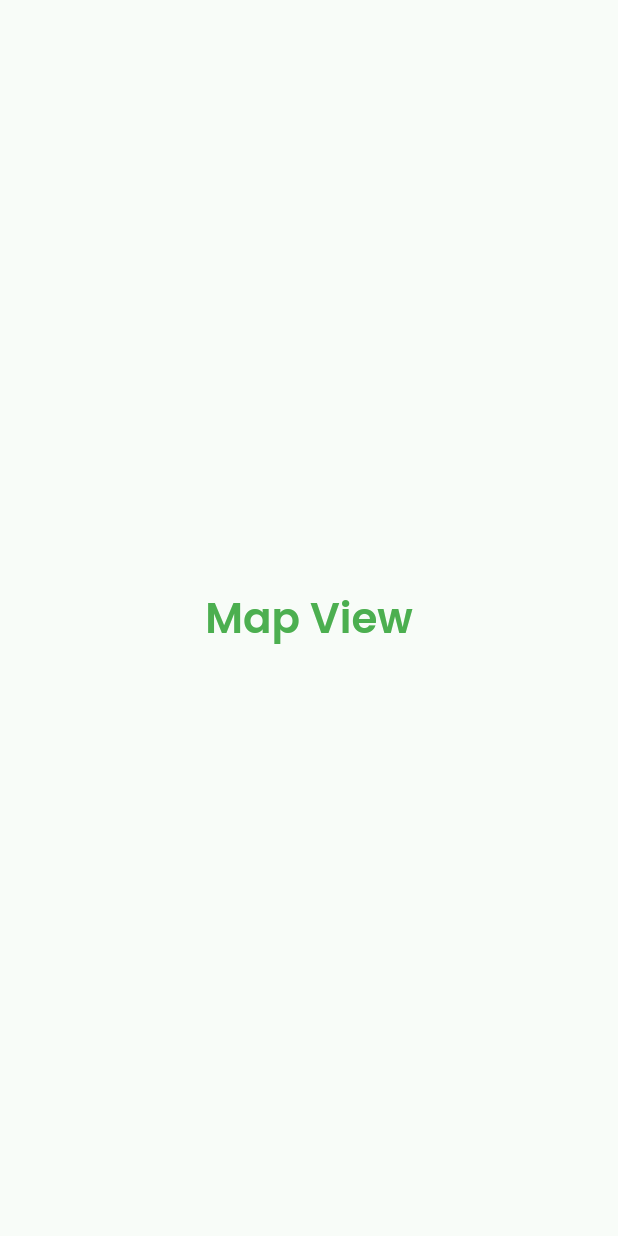
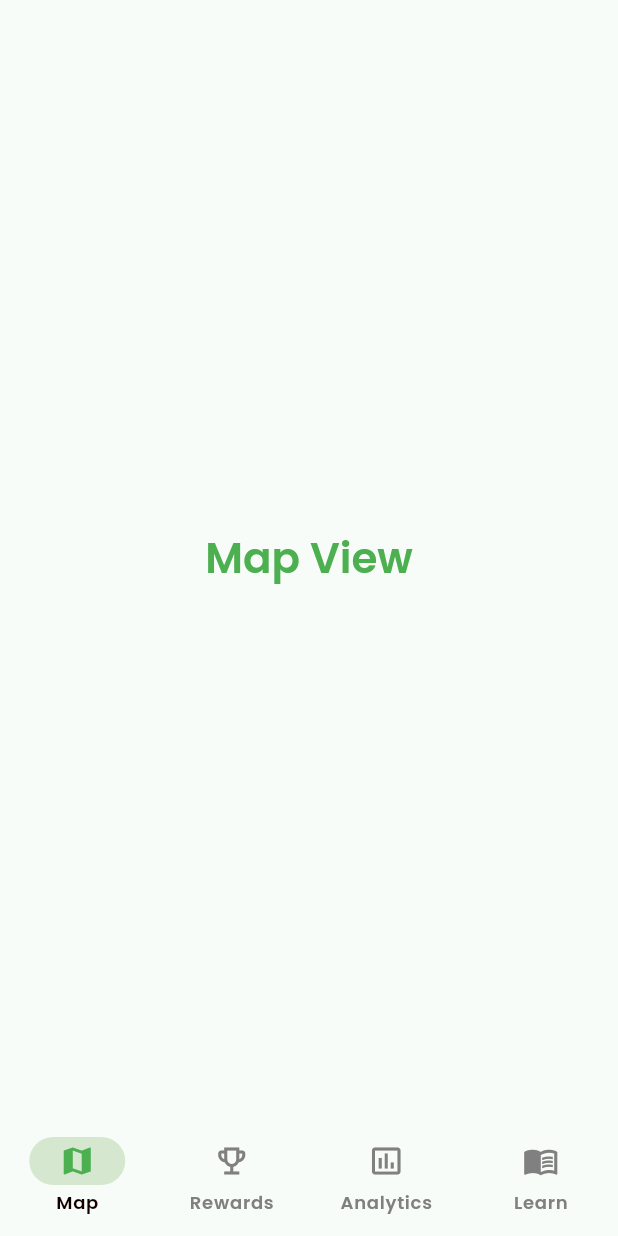
Before and after one commit to andy-ife/keep_nigeria_clean, a Flutter app: the screen it shows after launch, on a phone screen of 412 x 824 dp. Run offline on Flutter 3.47's test engine with Material 3 defaults, Android fonts, the phone set to English and light mode, and no system bars; our stand-ins replace permission_handler.

```diff
--- a/lib/pages/app.dart
+++ b/lib/pages/app.dart
@@ -1,6 +1,6 @@
 import 'package:flutter/material.dart';
 import 'package:keep_nigeria_clean/controllers/perms_controller.dart';
-import 'package:keep_nigeria_clean/pages/map.dart';
+import 'package:keep_nigeria_clean/pages/home/home.dart';
 import 'package:keep_nigeria_clean/pages/request_permissions.dart';
 import 'package:permission_handler/permission_handler.dart';
 import 'package:provider/provider.dart';
@@ -18,7 +18,7 @@ class KNCApp extends StatelessWidget {
     }
 
     return state.currentPermStatus!.isGranted
-        ? MapScreen()
+        ? HomeScreen()
         : RequestPermissionsScreen();
   }
 }
--- /dev/null
+++ b/lib/pages/home/home.dart
@@ -0,0 +1,72 @@
+import 'package:flutter/material.dart';
+import 'package:keep_nigeria_clean/pages/home/map.dart';
+
+class HomeScreen extends StatefulWidget {
+  const HomeScreen({super.key});
+
+  @override
+  State<HomeScreen> createState() => _HomeScreenState();
+}
+
+class _HomeScreenState extends State<HomeScreen> {
+  int _selectedIndex = 0;
+
+  @override
+  Widget build(BuildContext context) {
+    ThemeData theme = Theme.of(context);
+    return Scaffold(
+      body: SafeArea(
+        top: false,
+        child: IndexedStack(
+          index: _selectedIndex,
+          children: [
+            MapScreen(),
+            Container(color: Colors.blue),
+            Container(color: Colors.green),
+            Container(color: Colors.amber),
+          ],
+        ),
+      ),
+      bottomNavigationBar: NavigationBar(
+        backgroundColor: theme.colorScheme.surface,
+        selectedIndex: _selectedIndex,
+        onDestinationSelected: (newIndex) {
+          setState(() {
+            _selectedIndex = newIndex;
+          });
+        },
+        destinations: [
+          NavigationDestination(
+            icon: Icon(Icons.map_outlined),
+            selectedIcon: Icon(Icons.map, color: theme.colorScheme.primary),
+            label: "Map",
+          ),
+          NavigationDestination(
+            icon: Icon(Icons.emoji_events_outlined),
+            selectedIcon: Icon(
+              Icons.emoji_events,
+              color: theme.colorScheme.primary,
+            ),
+            label: "Rewards",
+          ),
+          NavigationDestination(
+            icon: Icon(Icons.insert_chart_outlined),
+            selectedIcon: Icon(
+              Icons.insert_chart,
+              color: theme.colorScheme.primary,
+            ),
+            label: "Analytics",
+          ),
+          NavigationDestination(
+            icon: Icon(Icons.menu_book_outlined),
+            selectedIcon: Icon(
+              Icons.menu_book,
+              color: theme.colorScheme.primary,
+            ),
+            label: 'Learn',
+          ),
+        ],
+      ),
+    );
+  }
+}
--- /dev/null
+++ b/lib/pages/home/map.dart
@@ -0,0 +1,22 @@
+import 'package:flutter/material.dart';
+
+class MapScreen extends StatelessWidget {
+  const MapScreen({super.key});
+
+  @override
+  Widget build(BuildContext context) {
+    return Scaffold(
+      extendBodyBehindAppBar: true,
+      appBar: AppBar(),
+      body: Container(
+        color: Theme.of(context).colorScheme.surface,
+        child: Center(
+          child: Text(
+            'Map View',
+            style: Theme.of(context).textTheme.headlineMedium,
+          ),
+        ),
+      ),
+    );
+  }
+}
--- a/lib/pages/map.dart
+++ /dev/null
@@ -1,18 +0,0 @@
-import 'package:flutter/material.dart';
-
-class MapScreen extends StatelessWidget {
-  const MapScreen({super.key});
-
-  @override
-  Widget build(BuildContext context) {
-    return Container(
-      color: Theme.of(context).colorScheme.surface,
-      child: Center(
-        child: Text(
-          'Map View',
-          style: Theme.of(context).textTheme.headlineMedium,
-        ),
-      ),
-    );
-  }
-}
--- a/lib/pages/request_permissions.dart
+++ b/lib/pages/request_permissions.dart
@@ -1,6 +1,6 @@
 import 'package:flutter/material.dart';
 import 'package:keep_nigeria_clean/controllers/perms_controller.dart';
-import 'package:keep_nigeria_clean/pages/map.dart';
+import 'package:keep_nigeria_clean/pages/home/home.dart';
 import 'package:keep_nigeria_clean/theme/styles.dart';
 import 'package:permission_handler/permission_handler.dart';
 import 'package:provider/provider.dart';
@@ -34,7 +34,7 @@ class _RequestPermissionsScreenState extends State<RequestPermissionsScreen>
       _permsController.hasPerms().then((doesHave) {
         if (doesHave && mounted) {
           Navigator.of(context).pushAndRemoveUntil(
-            MaterialPageRoute(builder: (_) => MapScreen()),
+            MaterialPageRoute(builder: (_) => HomeScreen()),
             (route) => false,
           );
         }
@@ -52,7 +52,7 @@ class _RequestPermissionsScreenState extends State<RequestPermissionsScreen>
   void _permsListener() async {
     if (await _permsController.hasPerms() && mounted) {
       Navigator.of(context).pushAndRemoveUntil(
-        MaterialPageRoute(builder: (_) => MapScreen()),
+        MaterialPageRoute(builder: (_) => HomeScreen()),
         (route) => false,
       );
     }
```
